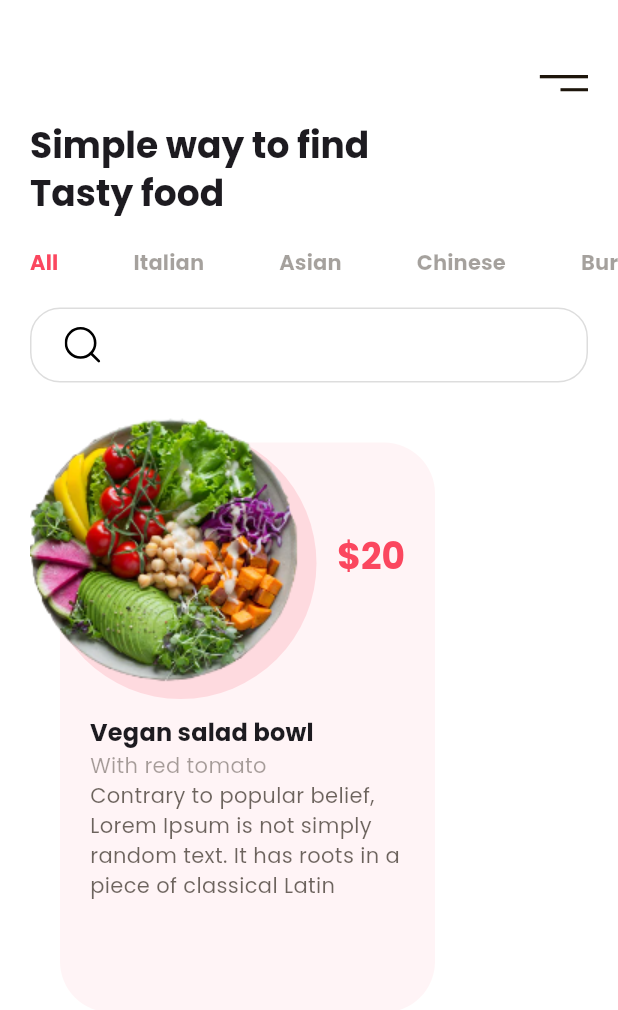
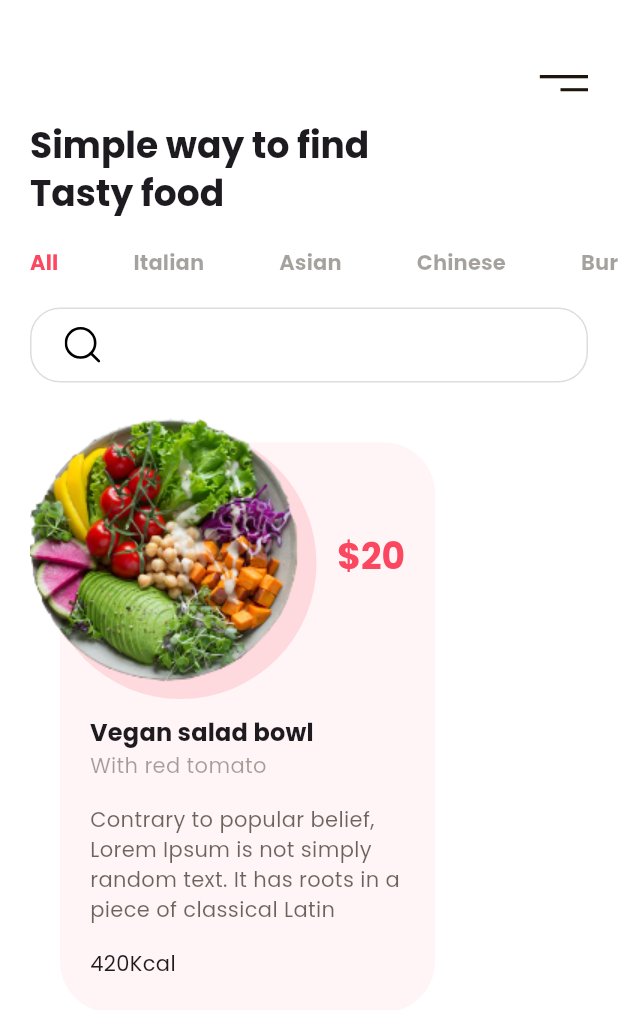
Before and after one commit to ten66/tfw_food_delivery_app, a Flutter app: the screen it shows after launch, on a phone screen of 412 x 824 dp. Shown: the top 1010 px of the screen. Run offline on Flutter 3.47's test engine with Material 2 defaults, Android fonts, the phone set to English and light mode, and no system bars; our stand-ins replace flutter_svg.

Commit message:
add: :art: #2 カロリー表示の追加 ~8:55

```diff
--- a/lib/main.dart
+++ b/lib/main.dart
@@ -156,12 +156,17 @@ class HomeScreen extends StatelessWidget {
                             color: kTextColor.withOpacity(.4),
                           ),
                         ),
+                        const SizedBox(height: 16),
                         Text(
                           'Contrary to popular belief, Lorem Ipsum is not simply random text. It has roots in a piece of classical Latin',
                           maxLines: 4,
                           style: TextStyle(
                             color: kTextColor.withOpacity(.65),
                           ),
+                        ),
+                        const SizedBox(height: 16),
+                        const Text(
+                          '420Kcal',
                         ),
                       ],
                     ),
```
